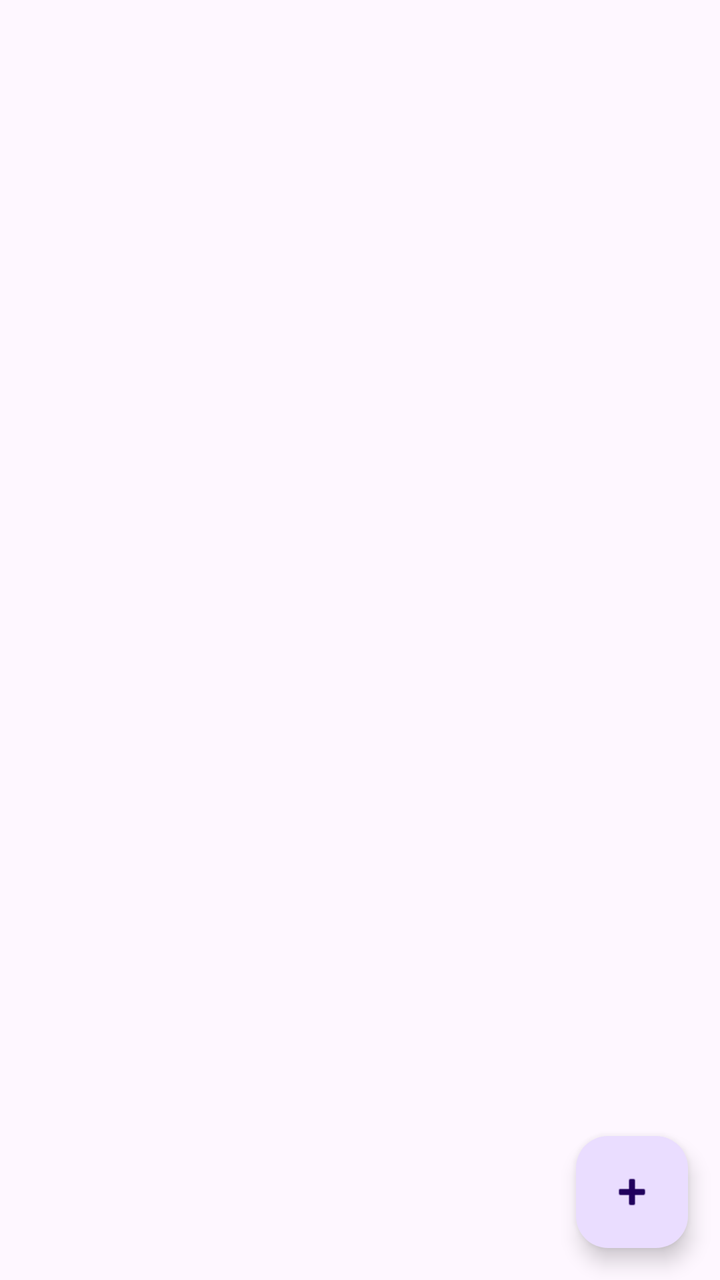
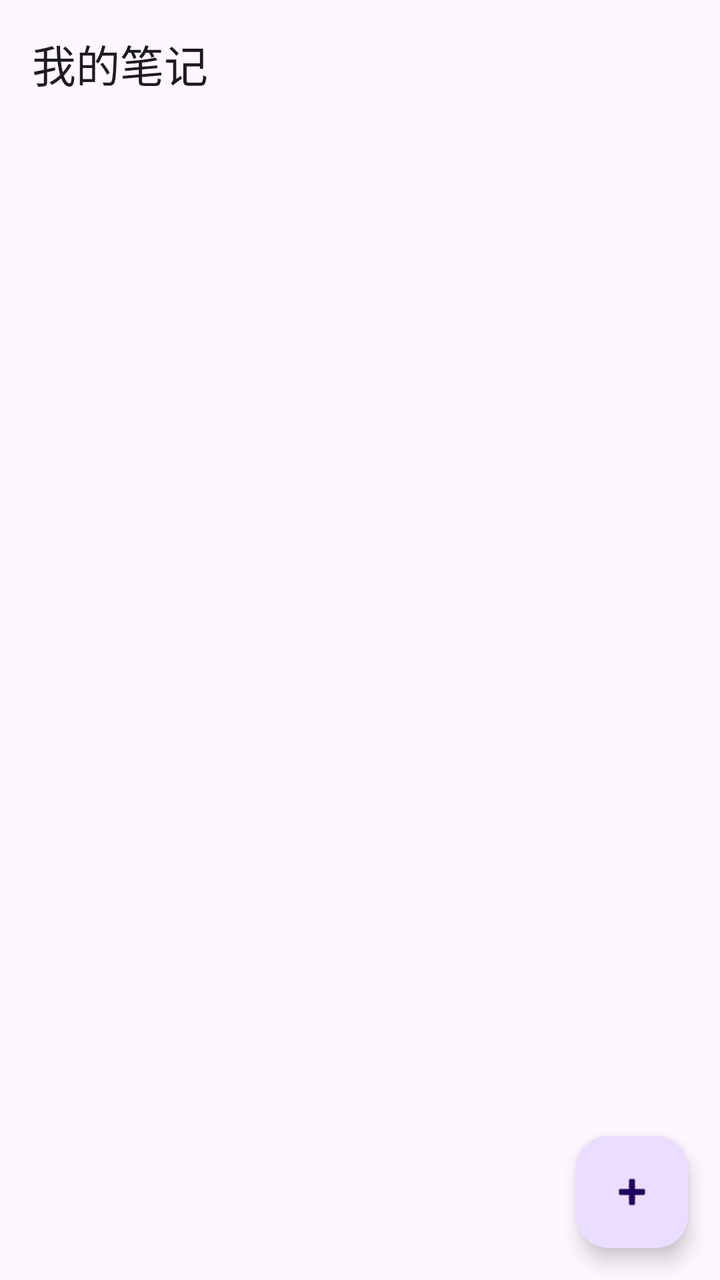

Screens rendered from an Android XML layout before and after an edit, with the pre-edit source and the edit as a unified diff.
<!-- AndroidManifest.xml: activity theme Theme.MyCourseDesign -->
<!-- res/layout/activity_main.xml -->
<?xml version="1.0" encoding="utf-8"?>
<androidx.constraintlayout.widget.ConstraintLayout
    xmlns:android="http://schemas.android.com/apk/res/android"
    xmlns:app="http://schemas.android.com/apk/res-auto"
    android:layout_width="match_parent"
    android:layout_height="match_parent">

    
    <androidx.recyclerview.widget.RecyclerView
        android:id="@+id/recyclerView"
        android:layout_width="match_parent"
        android:layout_height="match_parent"
        android:padding="8dp"
        app:layoutManager="androidx.recyclerview.widget.LinearLayoutManager" />

    
    <com.google.android.material.floatingactionbutton.FloatingActionButton
        android:id="@+id/fabAdd"
        android:layout_width="wrap_content"
        android:layout_height="wrap_content"
        android:layout_margin="16dp"
        android:contentDescription="新增笔记"
        android:src="@android:drawable/ic_input_add"
        app:layout_constraintBottom_toBottomOf="parent"
        app:layout_constraintEnd_toEndOf="parent" />

</androidx.constraintlayout.widget.ConstraintLayout>
<!-- resources referenced by this layout -->
<resources>
  <style name="Theme.MyCourseDesign" parent="Base.Theme.MyCourseDesign" />
  <style name="Base.Theme.MyCourseDesign" parent="Theme.Material3.DayNight.NoActionBar">
          
          
      </style>
</resources>

<!-- the commit's change to res/layout/activity_main.xml (unified diff, before → after) -->
@@ -6,12 +6,29 @@
     android:layout_height="match_parent">
 
     
+    <com.google.android.material.appbar.MaterialToolbar
+        android:id="@+id/toolbar"
+        android:layout_width="0dp"
+        android:layout_height="?attr/actionBarSize"
+        android:background="?attr/colorSurface"
+        app:layout_constraintEnd_toEndOf="parent"
+        app:layout_constraintStart_toStartOf="parent"
+        app:layout_constraintTop_toTopOf="parent"
+        app:title="@string/list_title_active" />
+
+    
     <androidx.recyclerview.widget.RecyclerView
         android:id="@+id/recyclerView"
-        android:layout_width="match_parent"
-        android:layout_height="match_parent"
-        android:padding="8dp"
-        app:layoutManager="androidx.recyclerview.widget.LinearLayoutManager" />
+        android:layout_width="0dp"
+        android:layout_height="0dp"
+        android:clipToPadding="false"
+        android:paddingTop="4dp"
+        android:paddingBottom="88dp"
+        app:layoutManager="androidx.recyclerview.widget.LinearLayoutManager"
+        app:layout_constraintBottom_toBottomOf="parent"
+        app:layout_constraintEnd_toEndOf="parent"
+        app:layout_constraintStart_toStartOf="parent"
+        app:layout_constraintTop_toBottomOf="@id/toolbar" />
 
     
     <com.google.android.material.floatingactionbutton.FloatingActionButton
@@ -19,9 +36,26 @@
         android:layout_width="wrap_content"
         android:layout_height="wrap_content"
         android:layout_margin="16dp"
-        android:contentDescription="新增笔记"
+        android:contentDescription="@string/action_new_note"
         android:src="@android:drawable/ic_input_add"
         app:layout_constraintBottom_toBottomOf="parent"
         app:layout_constraintEnd_toEndOf="parent" />
 
+    
+    <TextView
+        android:id="@+id/tvEmpty"
+        android:layout_width="0dp"
+        android:layout_height="wrap_content"
+        android:layout_marginStart="32dp"
+        android:layout_marginEnd="32dp"
+        android:gravity="center"
+        android:text="@string/empty_active_hint"
+        android:textColor="?attr/colorOnSurfaceVariant"
+        android:textSize="15sp"
+        android:visibility="gone"
+        app:layout_constraintBottom_toBottomOf="parent"
+        app:layout_constraintEnd_toEndOf="parent"
+        app:layout_constraintStart_toStartOf="parent"
+        app:layout_constraintTop_toBottomOf="@id/toolbar" />
+
 </androidx.constraintlayout.widget.ConstraintLayout>
<!-- resource entries referenced after the edit -->
@@ -1,5 +1,8 @@
 <!-- resources referenced by this layout -->
 <resources>
+  <string name="action_new_note">新增笔记</string>
+  <string name="empty_active_hint">还没有笔记，点右下角 + 新建一条</string>
+  <string name="list_title_active">我的笔记</string>
   <style name="Theme.MyCourseDesign" parent="Base.Theme.MyCourseDesign" />
   <style name="Base.Theme.MyCourseDesign" parent="Theme.Material3.DayNight.NoActionBar">
           
